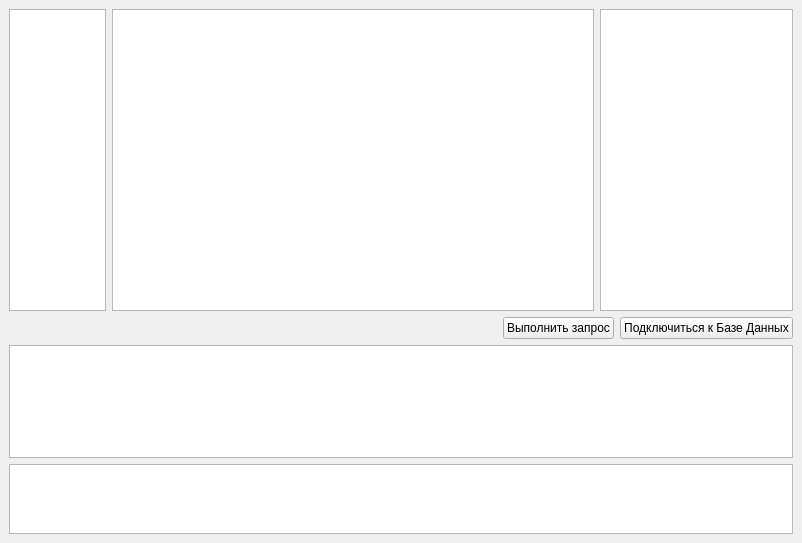
First picture: the form in lab_2/mainwindow.ui, repository EgorBud/db, before the edit.
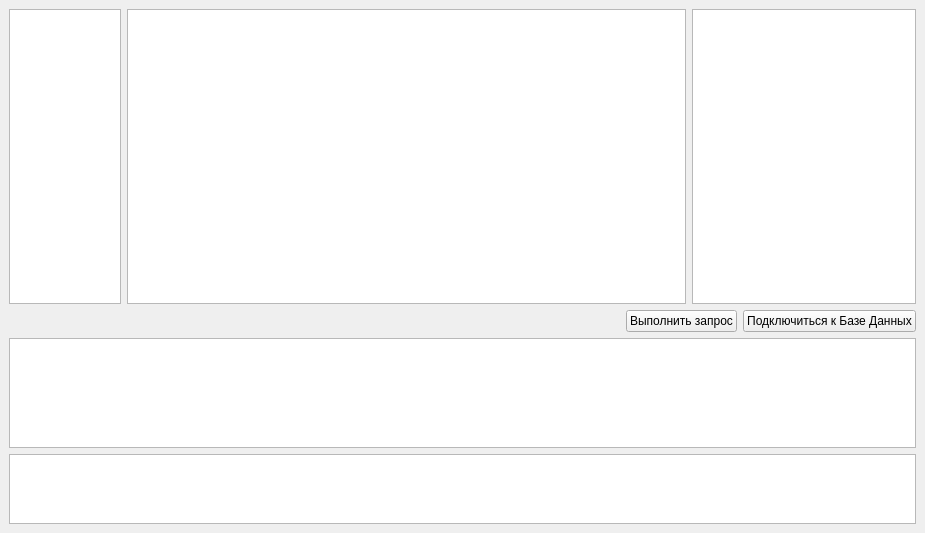
Second picture: the form after the edit.

Diff of the .ui file:
```diff
--- a/lab_2/mainwindow.ui
+++ b/lab_2/mainwindow.ui
@@ -6,8 +6,8 @@
    <rect>
     <x>0</x>
     <y>0</y>
-    <width>802</width>
-    <height>543</height>
+    <width>925</width>
+    <height>533</height>
    </rect>
   </property>
   <property name="windowTitle">
```
